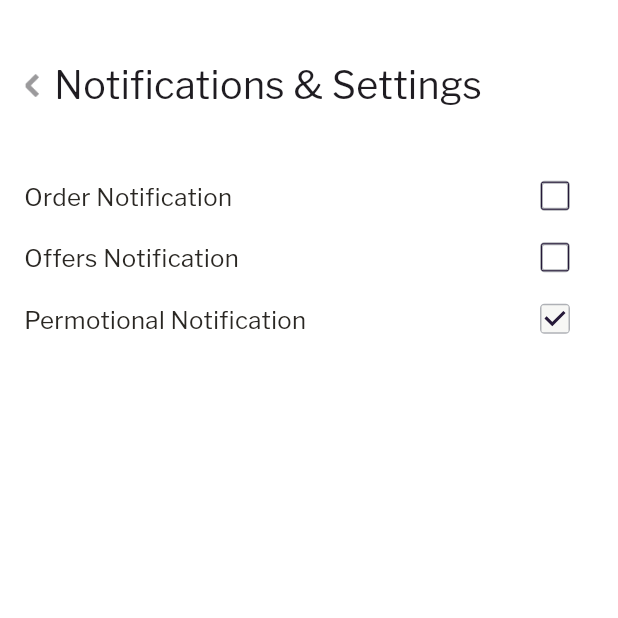
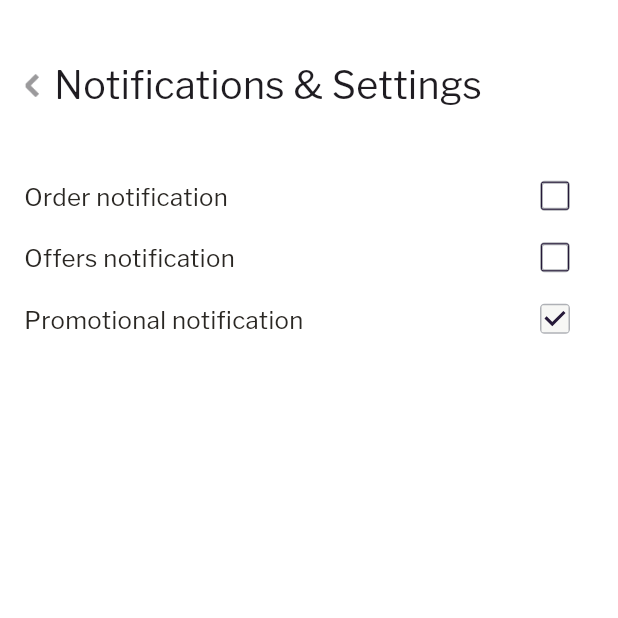
Before and after one commit to LaFetch2026/Lf_Application_Production, a Flutter app: the NotificationSettingScreen screen opened directly, on a phone screen of 412 x 824 dp, the top half of it. Run offline on Flutter 3.47's test engine with Material 2 defaults, Android fonts, the phone set to English and light mode, and no system bars; our stand-ins replace app_links, cached_network_image, carousel_slider, device_info_plus, dropdown_button2, firebase_analytics and 15 more; missing offline and left inert: add_to_cart_animation, flutter_facebook_auth, flutter_tawk, onesignal_flutter, otp_text_field_v2, razorpay_flutter and 1 more; accounts and stored records are empty.

Commit message:
changed notification text spelling

```diff
--- a/lib/screens/account/notification_setting.dart
+++ b/lib/screens/account/notification_setting.dart
@@ -66,7 +66,7 @@ class NotificationSettingScreenState extends State<NotificationSettingScreen> {
                               ); */
                             },
                             child: AppText(
-                              text: "Order Notification ",
+                              text: "Order notification ",
                               fontFamily: "Franklin Gothic Regular",
                               fontWeight: FontWeight.w400,
                               color: loginText,
@@ -139,7 +139,7 @@ class NotificationSettingScreenState extends State<NotificationSettingScreen> {
                               ); */
                             },
                             child: AppText(
-                              text: "Offers Notification ",
+                              text: "Offers notification ",
                               fontFamily: "Franklin Gothic Regular",
                               fontWeight: FontWeight.w400,
                               color: loginText,
@@ -212,7 +212,7 @@ class NotificationSettingScreenState extends State<NotificationSettingScreen> {
                               ); */
                             },
                             child: AppText(
-                              text: "Permotional Notification ",
+                              text: "Promotional notification ",
                               fontFamily: "Franklin Gothic Regular",
                               fontWeight: FontWeight.w400,
                               color: loginText,
```
Also changed, not shown: lib/screens/searchscreen.dart (+9 -7 lines).
